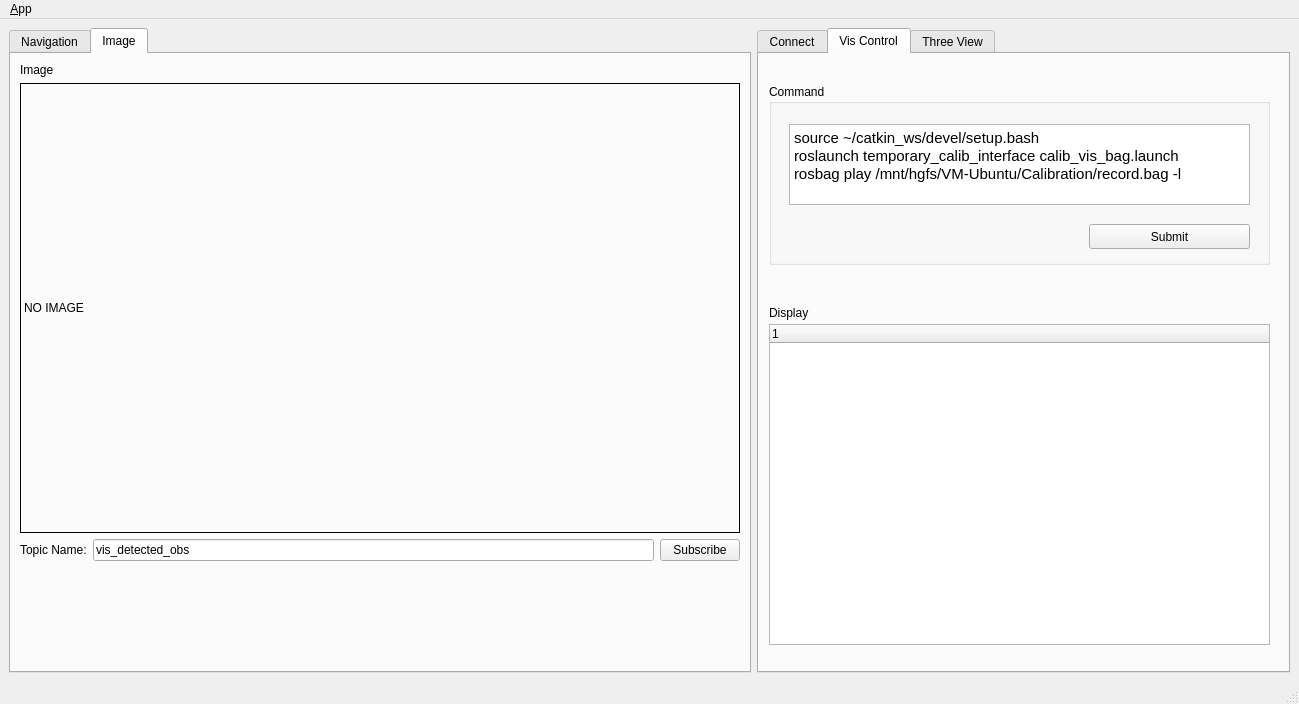
Before: the Qt Designer form catkin_qt/src/ros_qt_demo/ui/main_window.ui in Lalalalachen/ros_gui, drawn with Qt 5.
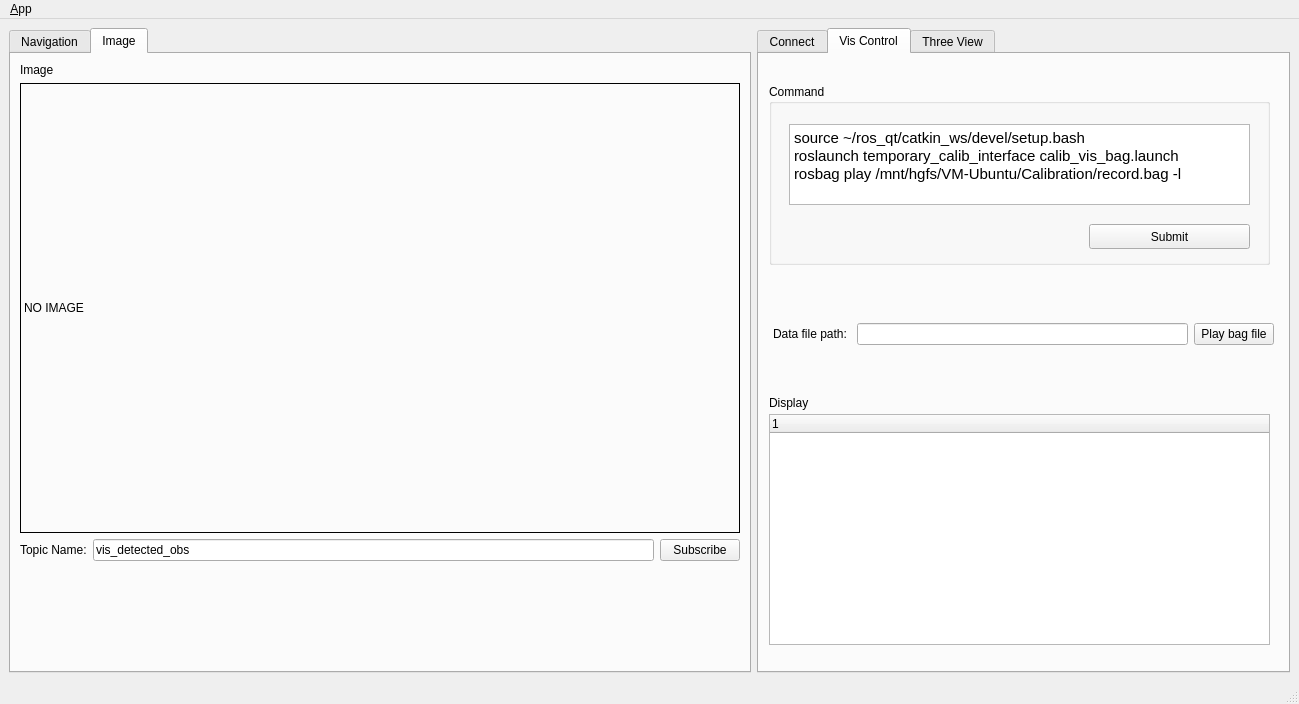
After: the same form once the commit is applied. The open tabs and pages were chosen to show the change. Icons and pictures are not drawn.

```diff
--- a/catkin_qt/src/ros_qt_demo/ui/main_window.ui
+++ b/catkin_qt/src/ros_qt_demo/ui/main_window.ui
@@ -374,7 +374,7 @@
 &lt;html&gt;&lt;head&gt;&lt;meta name=&quot;qrichtext&quot; content=&quot;1&quot; /&gt;&lt;style type=&quot;text/css&quot;&gt;
 p, li { white-space: pre-wrap; }
 &lt;/style&gt;&lt;/head&gt;&lt;body style=&quot; font-family:'Ubuntu'; font-size:11pt; font-weight:400; font-style:normal;&quot;&gt;
-&lt;p style=&quot; margin-top:0px; margin-bottom:0px; margin-left:0px; margin-right:0px; -qt-block-indent:0; text-indent:0px;&quot;&gt;source ~/catkin_ws/devel/setup.bash&lt;/p&gt;
+&lt;p style=&quot; margin-top:0px; margin-bottom:0px; margin-left:0px; margin-right:0px; -qt-block-indent:0; text-indent:0px;&quot;&gt;source ~/ros_qt/catkin_ws/devel/setup.bash&lt;/p&gt;
 &lt;p style=&quot; margin-top:0px; margin-bottom:0px; margin-left:0px; margin-right:0px; -qt-block-indent:0; text-indent:0px;&quot;&gt;roslaunch temporary_calib_interface calib_vis_bag.launch&lt;/p&gt;
 &lt;p style=&quot; margin-top:0px; margin-bottom:0px; margin-left:0px; margin-right:0px; -qt-block-indent:0; text-indent:0px;&quot;&gt;rosbag play /mnt/hgfs/VM-Ubuntu/Calibration/record.bag -l&lt;/p&gt;&lt;/body&gt;&lt;/html&gt;</string>
          </property>
@@ -397,9 +397,9 @@
         <property name="geometry">
          <rect>
           <x>10</x>
-          <y>270</y>
+          <y>360</y>
           <width>501</width>
-          <height>321</height>
+          <height>231</height>
          </rect>
         </property>
         <attribute name="headerMinimumSectionSize">
@@ -418,7 +418,7 @@
         <property name="geometry">
          <rect>
           <x>10</x>
-          <y>250</y>
+          <y>340</y>
           <width>111</width>
           <height>17</height>
          </rect>
@@ -427,6 +427,35 @@
          <string>Display</string>
         </property>
        </widget>
+       <widget class="QWidget" name="horizontalLayoutWidget">
+        <property name="geometry">
+         <rect>
+          <x>14</x>
+          <y>240</y>
+          <width>501</width>
+          <height>80</height>
+         </rect>
+        </property>
+        <layout class="QHBoxLayout" name="horizontalLayout_8">
+         <item>
+          <widget class="QLabel" name="label_7">
+           <property name="text">
+            <string>Data file path: </string>
+           </property>
+          </widget>
+         </item>
+         <item>
+          <widget class="QLineEdit" name="lineEdit_path"/>
+         </item>
+         <item>
+          <widget class="QPushButton" name="pushButton_path">
+           <property name="text">
+            <string>Play bag file</string>
+           </property>
+          </widget>
+         </item>
+        </layout>
+       </widget>
       </widget>
       <widget class="QWidget" name="tab_4">
        <attribute name="title">
```
Left out of the diff: 2 changed lines with no effect on the pictures.
